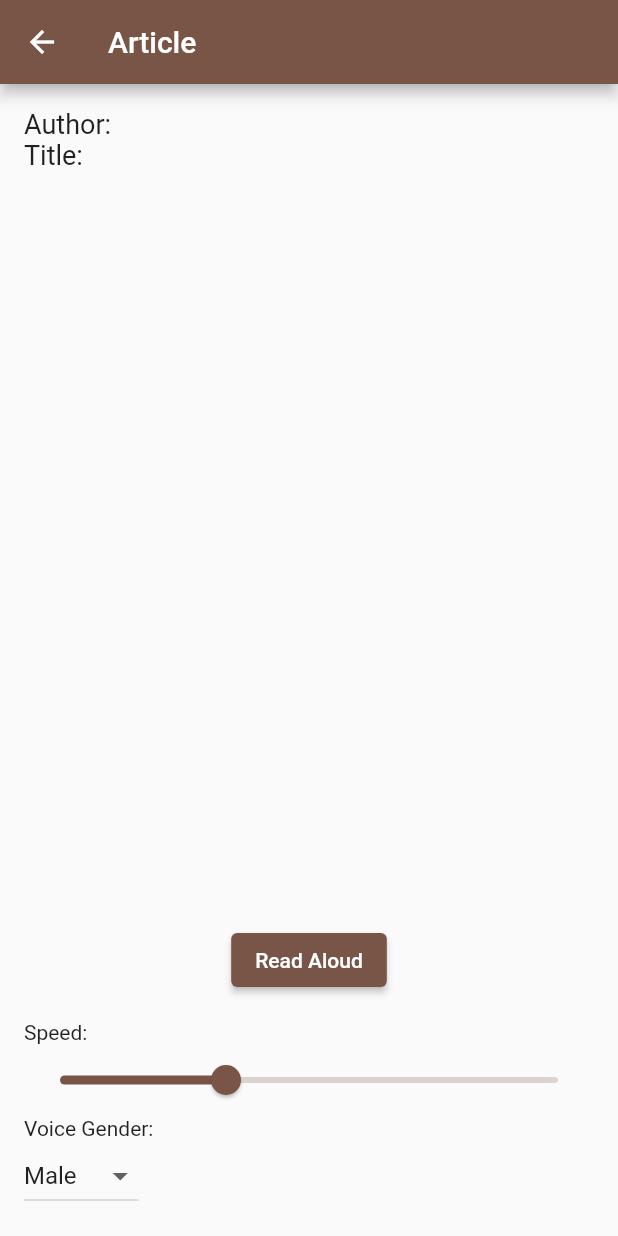
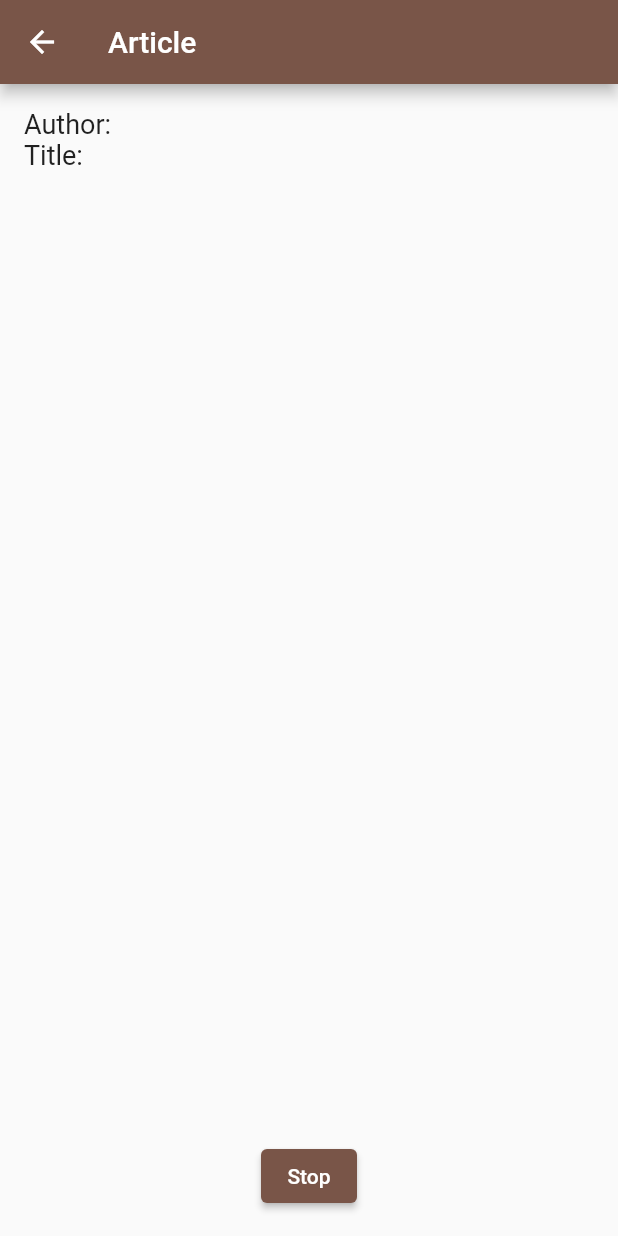
Before and after one commit to riddhi1703/SpeechApp, a Flutter app: the ArticlePage screen opened directly with empty values, after a tap on "Read Aloud", on a phone screen of 412 x 824 dp. Run offline on Flutter 3.47's test engine with Material 2 defaults, Android fonts, the phone set to English and light mode, and no system bars; our stand-ins replace cloud_firestore, firebase_core, flutter_tts; accounts and stored records are empty.

Commit message:
all done

```diff
--- a/lib/main.dart
+++ b/lib/main.dart
@@ -75,14 +75,33 @@ class ReadingTile extends StatelessWidget {
   }
 }
 
-class ShortStoryOptionsPage extends StatelessWidget {
+class ShortStoryOptionsPage extends StatefulWidget {
+  @override
+  _ShortStoryOptionsPageState createState() => _ShortStoryOptionsPageState();
+}
+
+class _ShortStoryOptionsPageState extends State<ShortStoryOptionsPage> {
+  bool isPlaying = false;
+  QueryDocumentSnapshot? selectedStory; // Store the selected story here
+
   @override
   Widget build(BuildContext context) {
     return Scaffold(
       appBar: AppBar(
         title: Text('Short Story Options'),
+        actions: [
+          IconButton(
+            icon: Icon(Icons.refresh),
+            onPressed: () {
+              setState(() {
+                isPlaying = false;
+                selectedStory = null; // Reset the selected story when refreshed
+              });
+            },
           ),
-      body: FutureBuilder<List<Map<String, dynamic>>>(
+        ],
+      ),
+      body: FutureBuilder<QuerySnapshot>(
         future: fetchShortStories(),
         builder: (context, snapshot) {
           if (snapshot.connectionState == ConnectionState.waiting) {
@@ -90,24 +109,32 @@ class ShortStoryOptionsPage extends StatelessWidget {
               child: CircularProgressIndicator(),
             );
           }
-          if (snapshot.hasError) {
+          if (snapshot.hasError || snapshot.data == null) {
             return Center(
               child: Text('Error fetching short stories'),
             );
           }
-          final List<Map<String, dynamic>> shortStories = snapshot.data ?? [];
+          final List<QueryDocumentSnapshot> shortStories =
+              snapshot.data!.docs; // Access the documents list from QuerySnapshot
           return ListView.builder(
             itemCount: shortStories.length,
             itemBuilder: (context, index) {
               final shortStory = shortStories[index];
+              final data = shortStory.data() as Map<String, dynamic>?; // Cast to the correct type
+              final title = data?['Title'] ?? 'Unknown Title';
+              final author = data?['author'] ?? 'Unknown Author';
               return ListTile(
-                title: Text(shortStory['Title'] ?? ''),
-                subtitle: Text(shortStory['author'] ?? ''),
+                title: Text(title),
+                subtitle: Text(author),
                 onTap: () {
+                  setState(() {
+                    selectedStory = shortStory; // Update the selected story
+                    isPlaying = false; // Stop any ongoing reading when a new story is selected
+                  });
                   Navigator.push(
                     context,
                     MaterialPageRoute(
-                      builder: (context) => ArticlePage(shortStory: shortStory),
+                      builder: (context) => ArticlePage(selectedStory: selectedStory!),
                     ),
                   );
                 },
@@ -119,136 +146,71 @@ class ShortStoryOptionsPage extends StatelessWidget {
     );
   }
 
-  Future<List<Map<String, dynamic>>> fetchShortStories() async {
-    final QuerySnapshot snapshot = await FirebaseFirestore.instance
-        .collection('short story')
-        .get();
-
-    final List<QueryDocumentSnapshot> documents = snapshot.docs;
-    final List<Map<String, dynamic>> shortStories = [];
-    for (final doc in documents) {
-      shortStories.add(doc.data() as Map<String, dynamic>);
-    }
-
-    return shortStories;
+  Future<QuerySnapshot> fetchShortStories() async {
+    return FirebaseFirestore.instance.collection('short story').get();
   }
 }
 
 class ArticlePage extends StatefulWidget {
-  final Map<String, dynamic>? shortStory;
+  final QueryDocumentSnapshot selectedStory;
 
-  ArticlePage({required this.shortStory});
+  ArticlePage({required this.selectedStory});
 
   @override
-  ArticlePageState createState() => ArticlePageState();
+  _ArticlePageState createState() => _ArticlePageState();
 }
 
-class ArticlePageState extends State<ArticlePage> {
+class _ArticlePageState extends State<ArticlePage> {
   FlutterTts flutterTts = FlutterTts();
-  String? articleText;
-  bool isPlaying = false;
-  double selectedSpeechRate = 1.0;
-  String selectedVoiceGender = "male";
-  List<double> speedOptions = [0.5, 1.0, 1.5, 2.0];
+  String articleText = '';
+  bool isPlayingState = false;
 
   @override
   void initState() {
     super.initState();
-    articleText = widget.shortStory?['Description'];
-    initTts();
+    _loadStory();
   }
 
-  // Future<void> updateTtsSettings() async {
-  //   await flutterTts.setSpeechRate(selectedSpeed);
-  //   await flutterTts.setVoice({
-  //     'name': selectedVoiceGender == "male"
-  //         ? "en-IN-x-ism#male_2-local"
-  //         : "en-IN-x-ism#female_1-local",
-  //   });
-  // }
-
-  // Future<void> initTts() async {
-  //   //await (flutterTts.getDefaultVoice);
-  //   await flutterTts.setLanguage("en-US");
-  //   await updateTtsSettings();
-  //   await flutterTts.setSpeechRate(selectedSpeed);
-  //   await flutterTts.setVoice({
-  //     'name': selectedVoiceGender == "male"
-  //         ? "en-IN-x-ism#male_2-local"
-  //         : "en-IN-x-ism#female_1-local",
-  //   });
-  //   flutterTts.setStartHandler(() {
-  //     setState(() {
-  //       isPlaying = true;
-  //     });
-  //   });
-  //   flutterTts.setCompletionHandler(() {
-  //     setState(() {
-  //       isPlaying = false;
-  //     });
-  //   });
-  // }
-  Future<void> initTts() async {
-    await flutterTts.setLanguage("en-US");
-    await flutterTts.setVoice({
-      'name': selectedVoiceGender == "male"
-          ? "en-IN-x-ism#male_2-local"
-          : "en-IN-x-ism#female_1-local",
+  void _loadStory() {
+    final data = widget.selectedStory.data() as Map<String, dynamic>;
+    setState(() {
+      articleText = data['Description'] ?? '';
     });
-    flutterTts.setStartHandler(() {
-      setState(() {
-        isPlaying = true;
-      });
-    });
-    flutterTts.setCompletionHandler(() {
-      setState(() {
-        isPlaying = false;
-      });
-    });
-    await flutterTts.setSpeechRate(selectedSpeechRate);
   }
 
-  // Future<void> speakArticle() async {
-  //   if (articleText != null && articleText!.isNotEmpty) {
-  //     if (!isPlaying) {
-  //       await flutterTts.stop(); // Stop any ongoing reading
-  //       await flutterTts.speak(articleText!);
-  //       setState(() {
-  //         isPlaying = true;
-  //       });
-  //     } else {
-  //       await flutterTts.stop();
-  //       setState(() {
-  //         isPlaying = false;
-  //       });
-  //     }
-  //   }
-  // }
-  Future<void> speakArticle() async {
-    if (articleText != null && articleText!.isNotEmpty) {
-      if (!isPlaying) {
-        await flutterTts.stop(); // Stop any ongoing reading
-        await flutterTts.setSpeechRate(selectedSpeechRate);
-        await flutterTts.setVoice({
-          'name': selectedVoiceGender == "male"
-              ? "en-IN-x-ism#male_2-local"
-              : "en-IN-x-ism#female_1-local",
+  Future<void> _speak() async {
+    await flutterTts.stop();
+    await flutterTts.speak(articleText);
+    setState(() {
+      isPlayingState = true;
     });
-        await flutterTts.speak(articleText!);
-        setState(() {
-          isPlaying = true;
-        });
-      } else {
+  }
+
+  Future<void> _stop() async {
     await flutterTts.stop();
     setState(() {
-          isPlaying = false;
+      isPlayingState = false;
     });
   }
+
+  void _toggleReading() {
+    if (isPlayingState) {
+      _stop();
+    } else {
+      _speak();
     }
   }
 
-  void toggleReading() {
-    speakArticle();
+  @override
+  void didUpdateWidget(ArticlePage oldWidget) {
+    super.didUpdateWidget(oldWidget);
+    if (widget.selectedStory != oldWidget.selectedStory) {
+      _stop();
+      setState(() {
+        isPlayingState = false;
+      });
+      _loadStory();
+    }
   }
 
   @override
@@ -259,9 +221,8 @@ class ArticlePageState extends State<ArticlePage> {
 
   @override
   Widget build(BuildContext context) {
-    final String title = widget.shortStory?['Title'] ?? '';
-    final String author = widget.shortStory?['author'] ?? '';
-    final String description = widget.shortStory?['Description'] ?? '';
+    final String title = widget.selectedStory['Title'] ?? '';
+    final String author = widget.selectedStory['author'] ?? '';
 
     return Scaffold(
       appBar: AppBar(
@@ -273,18 +234,18 @@ class ArticlePageState extends State<ArticlePage> {
           crossAxisAlignment: CrossAxisAlignment.start,
           children: [
             Text(
-              'Author: ${author ?? ''}',
+              'Author: $author',
               style: TextStyle(fontSize: 18.0),
             ),
             Text(
-              'Title: ${title ?? ''}',
+              'Title: $title',
               style: TextStyle(fontSize: 18.0),
             ),
             SizedBox(height: 16.0),
             Expanded(
               child: SingleChildScrollView(
                 child: Text(
-                  description ?? '',
+                  articleText,
                   style: TextStyle(fontSize: 16.0),
                 ),
               ),
@@ -292,59 +253,9 @@ class ArticlePageState extends State<ArticlePage> {
             SizedBox(height: 16.0),
             Center(
               child: ElevatedButton(
-                onPressed: toggleReading,
-                child: Text(isPlaying ? 'Stop' : 'Read Aloud'),
+                onPressed: _toggleReading,
+                child: Text(isPlayingState ? 'Stop' : 'Read Aloud'),
               ),
-            ),
-            SizedBox(height: 16.0),
-            Text('Speed:'),
-            // DropdownButton<double>(
-            //   value: selectedSpeed,
-            //   onChanged: (newValue) {
-            //     setState(() {
-            //       selectedSpeed = newValue!;
-            //       //updateTtsSettings();
-            //       flutterTts.setSpeechRate(selectedSpeed);
-            //     });
-            //   },
-            //   items: speedOptions.map((speed) {
-            //     return DropdownMenuItem<double>(
-            //       value: speed,
-            //       child: Text(speed.toStringAsFixed(1) + 'x'),
-            //     );
-            //   }).toList(),
-            // ),
-            Slider(
-              value: selectedSpeechRate,
-              min: 0.5,
-              max: 2.0,
-              onChanged: (newValue) {
-                setState(() {
-                  selectedSpeechRate = newValue;
-                  flutterTts.setSpeechRate(selectedSpeechRate);
-                });
-              },
-            ),
-            Text('Voice Gender:'),
-            DropdownButton<String>(
-              value: selectedVoiceGender,
-              onChanged: (newValue) {
-                setState(() {
-                  selectedVoiceGender = newValue!;
-                  //updateTtsSettings();
-                  initTts();
-                });
-              },
-              items: [
-                DropdownMenuItem<String>(
-                  value: "male",
-                  child: Text('Male'),
-                ),
-                DropdownMenuItem<String>(
-                  value: "female",
-                  child: Text('Female'),
-                ),
-              ],
             ),
           ],
         ),
@@ -353,6 +264,7 @@ class ArticlePageState extends State<ArticlePage> {
   }
 }
 
+
 // apiKey: "AIzaSyDId0NVMhFFrP9HLELwfDFmgPxnpI7e2-M",
 // authDomain: "speechapp-a378f.firebaseapp.com",
 // projectId: "speechapp-a378f",
--- a/pubspec.yaml
+++ b/pubspec.yaml
@@ -30,6 +30,7 @@ environment:
 dependencies:
   flutter:
     sdk: flutter
+  #http: ^0.13.4
   firebase_core: ^2.14.0
   cloud_firestore: ^4.8.2
   firebase_auth: ^4.6.3
```
Also changed, not shown: pubspec.lock. Lines whose indentation alone changed are shown as unchanged.
